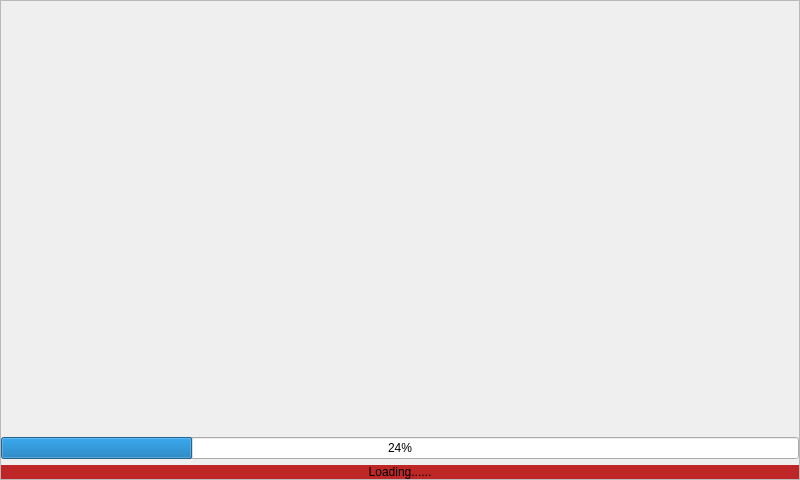
The window that ibed/excutable/lanchwidget.ui (semerlin/ibed) describes before a commit, drawn with Qt 5.
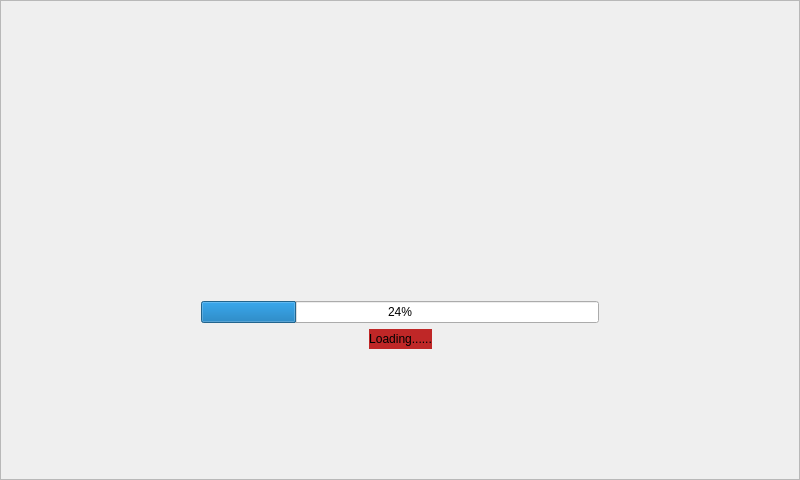
The same window after the commit. Icons and pictures are not drawn.

What changed in the file:
```diff
--- a/ibed/excutable/lanchwidget.ui
+++ b/ibed/excutable/lanchwidget.ui
@@ -62,10 +62,31 @@
         <property name="orientation">
          <enum>Qt::Vertical</enum>
         </property>
+        <property name="sizeType">
+         <enum>QSizePolicy::Fixed</enum>
+        </property>
         <property name="sizeHint" stdset="0">
          <size>
           <width>20</width>
-          <height>40</height>
+          <height>300</height>
+         </size>
+        </property>
+       </spacer>
+      </item>
+      <item>
+       <layout class="QHBoxLayout" name="horizontalLayout">
+        <item>
+         <spacer name="horizontalSpacer">
+          <property name="orientation">
+           <enum>Qt::Horizontal</enum>
+          </property>
+          <property name="sizeType">
+           <enum>QSizePolicy::Fixed</enum>
+          </property>
+          <property name="sizeHint" stdset="0">
+           <size>
+            <width>200</width>
+            <height>20</height>
          </size>
         </property>
        </spacer>
@@ -78,6 +99,39 @@
        </widget>
       </item>
       <item>
+         <spacer name="horizontalSpacer_2">
+          <property name="orientation">
+           <enum>Qt::Horizontal</enum>
+          </property>
+          <property name="sizeType">
+           <enum>QSizePolicy::Fixed</enum>
+          </property>
+          <property name="sizeHint" stdset="0">
+           <size>
+            <width>200</width>
+            <height>20</height>
+           </size>
+          </property>
+         </spacer>
+        </item>
+       </layout>
+      </item>
+      <item>
+       <layout class="QHBoxLayout" name="horizontalLayout_2">
+        <item>
+         <spacer name="horizontalSpacer_3">
+          <property name="orientation">
+           <enum>Qt::Horizontal</enum>
+          </property>
+          <property name="sizeHint" stdset="0">
+           <size>
+            <width>40</width>
+            <height>20</height>
+           </size>
+          </property>
+         </spacer>
+        </item>
+        <item>
        <widget class="QLabel" name="label_message">
         <property name="styleSheet">
          <string notr="true">background-color: rgb(191, 39, 39);</string>
@@ -89,6 +143,37 @@
          <set>Qt::AlignCenter</set>
         </property>
        </widget>
+        </item>
+        <item>
+         <spacer name="horizontalSpacer_4">
+          <property name="orientation">
+           <enum>Qt::Horizontal</enum>
+          </property>
+          <property name="sizeHint" stdset="0">
+           <size>
+            <width>40</width>
+            <height>20</height>
+           </size>
+          </property>
+         </spacer>
+        </item>
+       </layout>
+      </item>
+      <item>
+       <spacer name="verticalSpacer_2">
+        <property name="orientation">
+         <enum>Qt::Vertical</enum>
+        </property>
+        <property name="sizeType">
+         <enum>QSizePolicy::Expanding</enum>
+        </property>
+        <property name="sizeHint" stdset="0">
+         <size>
+          <width>20</width>
+          <height>40</height>
+         </size>
+        </property>
+       </spacer>
       </item>
      </layout>
     </widget>
```
Left out of the diff: 3 changed lines with no effect on the pictures. Lines whose indentation alone changed are shown as unchanged.
